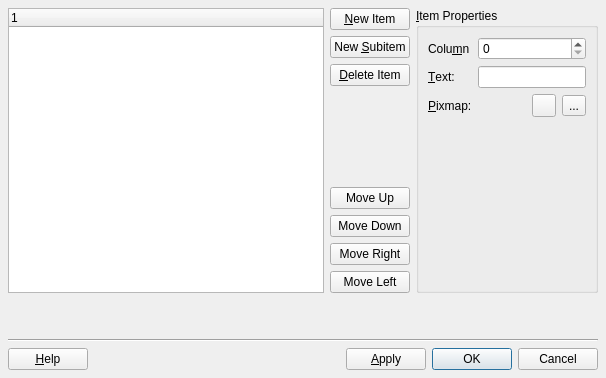
Fat-Zer/qt4-historical, file tools/designer/src/components/taskmenu/treewidgeteditor.ui: the form before one commit.
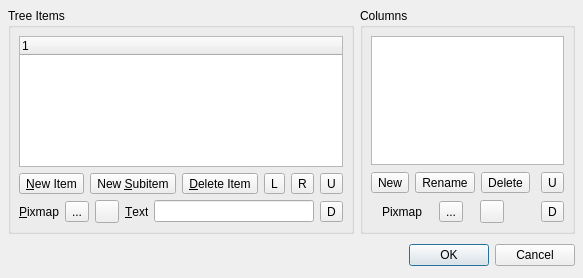
The form after the commit.

Patch:
```diff
--- a/tools/designer/src/components/taskmenu/treewidgeteditor.ui
+++ b/tools/designer/src/components/taskmenu/treewidgeteditor.ui
@@ -8,8 +8,8 @@
    <rect>
     <x>0</x>
     <y>0</y>
-    <width>606</width>
-    <height>378</height>
+    <width>583</width>
+    <height>278</height>
    </rect>
   </property>
   <property name="windowTitle" >
@@ -25,180 +25,373 @@
    <item row="0" column="1" >
     <widget class="QGroupBox" name="groupBox" >
      <property name="title" >
-      <string>&amp;Item Properties</string>
+      <string>Columns</string>
      </property>
      <layout class="QGridLayout" >
       <property name="margin" >
-       <number>9</number>
+       <number>8</number>
       </property>
       <property name="spacing" >
        <number>6</number>
       </property>
-      <item row="2" column="1" >
-       <widget class="QLabel" name="label_2_2" >
-        <property name="text" >
-         <string/>
-        </property>
-       </widget>
-      </item>
-      <item row="3" column="0" >
-       <spacer>
-        <property name="orientation" >
-         <enum>Qt::Vertical</enum>
-        </property>
-        <property name="sizeHint" >
-         <size>
-          <width>20</width>
-          <height>40</height>
-         </size>
-        </property>
-       </spacer>
-      </item>
-      <item row="2" column="2" >
-       <widget class="QToolButton" name="previewButton" >
-        <property name="text" >
-         <string/>
-        </property>
-       </widget>
-      </item>
-      <item row="0" column="0" >
-       <widget class="QLabel" name="label_3" >
-        <property name="text" >
-         <string>Colu&amp;mn</string>
-        </property>
-        <property name="buddy" >
-         <cstring>columnsSpinBox</cstring>
-        </property>
-       </widget>
-      </item>
-      <item row="1" column="0" >
-       <widget class="QLabel" name="label" >
-        <property name="text" >
-         <string>&amp;Text:</string>
-        </property>
-        <property name="buddy" >
-         <cstring>itemTextLineEdit</cstring>
-        </property>
-       </widget>
-      </item>
-      <item row="2" column="3" >
-       <widget class="QToolButton" name="browseButton" >
-        <property name="text" >
-         <string>...</string>
-        </property>
-       </widget>
-      </item>
       <item row="2" column="0" >
-       <widget class="QLabel" name="label_2" >
+       <layout class="QHBoxLayout" >
+        <property name="margin" >
+         <number>0</number>
+        </property>
+        <property name="spacing" >
+         <number>6</number>
+        </property>
+        <item>
+         <widget class="QLabel" name="pixmapColumnLabel" >
+          <property name="sizePolicy" >
+           <sizepolicy>
+            <hsizetype>0</hsizetype>
+            <vsizetype>5</vsizetype>
+            <horstretch>0</horstretch>
+            <verstretch>0</verstretch>
+           </sizepolicy>
+          </property>
+          <property name="text" >
+           <string>Pixmap</string>
+          </property>
+         </widget>
+        </item>
+        <item>
+         <widget class="QToolButton" name="previewPixmapColumnButton" >
+          <property name="toolTip" >
+           <string>Set Column Pixmap</string>
+          </property>
+          <property name="text" >
+           <string>...</string>
+          </property>
+         </widget>
+        </item>
+        <item>
+         <widget class="QToolButton" name="deletePixmapColumnButton" >
+          <property name="toolTip" >
+           <string>Reset Column Pixmap</string>
+          </property>
+          <property name="text" >
+           <string/>
+          </property>
+         </widget>
+        </item>
+        <item>
+         <spacer>
+          <property name="orientation" >
+           <enum>Qt::Horizontal</enum>
+          </property>
+          <property name="sizeType" >
+           <enum>QSizePolicy::Ignored</enum>
+          </property>
+          <property name="sizeHint" >
+           <size>
+            <width>20</width>
+            <height>10</height>
+           </size>
+          </property>
+         </spacer>
+        </item>
+       </layout>
+      </item>
+      <item row="1" column="0" >
+       <layout class="QHBoxLayout" >
+        <property name="margin" >
+         <number>0</number>
+        </property>
+        <property name="spacing" >
+         <number>6</number>
+        </property>
+        <item>
+         <widget class="QToolButton" name="newColumnButton" >
+          <property name="toolTip" >
+           <string>New Column</string>
+          </property>
+          <property name="text" >
+           <string>New</string>
+          </property>
+         </widget>
+        </item>
+        <item>
+         <widget class="QToolButton" name="renameColumnButton" >
+          <property name="toolTip" >
+           <string>Rename Column</string>
+          </property>
+          <property name="text" >
+           <string>Rename</string>
+          </property>
+         </widget>
+        </item>
+        <item>
+         <widget class="QToolButton" name="deleteColumnButton" >
+          <property name="toolTip" >
+           <string>Delete Column</string>
+          </property>
+          <property name="text" >
+           <string>Delete</string>
+          </property>
+         </widget>
+        </item>
+        <item>
+         <spacer>
+          <property name="orientation" >
+           <enum>Qt::Horizontal</enum>
+          </property>
+          <property name="sizeType" >
+           <enum>QSizePolicy::Ignored</enum>
+          </property>
+          <property name="sizeHint" >
+           <size>
+            <width>29</width>
+            <height>23</height>
+           </size>
+          </property>
+         </spacer>
+        </item>
+       </layout>
+      </item>
+      <item row="1" column="1" >
+       <widget class="QToolButton" name="moveColumnUpButton" >
+        <property name="toolTip" >
+         <string>Move Column Up</string>
+        </property>
         <property name="text" >
-         <string>&amp;Pixmap:</string>
+         <string>U</string>
         </property>
-        <property name="buddy" >
-         <cstring>browseButton</cstring>
+       </widget>
+      </item>
+      <item row="2" column="1" >
+       <widget class="QToolButton" name="moveColumnDownButton" >
+        <property name="toolTip" >
+         <string>Move Column Down</string>
         </property>
+        <property name="text" >
+         <string>D</string>
+        </property>
        </widget>
       </item>
-      <item row="0" column="1" colspan="3" >
-       <widget class="QSpinBox" name="columnsSpinBox" />
-      </item>
-      <item row="1" column="1" colspan="3" >
-       <widget class="QLineEdit" name="itemTextLineEdit" />
+      <item row="0" column="0" colspan="2" >
+       <widget class="QListWidget" name="listWidget" >
+        <property name="sizePolicy" >
+         <sizepolicy>
+          <hsizetype>13</hsizetype>
+          <vsizetype>7</vsizetype>
+          <horstretch>0</horstretch>
+          <verstretch>0</verstretch>
+         </sizepolicy>
+        </property>
+        <property name="focusPolicy" >
+         <enum>Qt::TabFocus</enum>
+        </property>
+        <property name="toolTip" >
+         <string>Tree Columns</string>
+        </property>
+       </widget>
       </item>
      </layout>
     </widget>
    </item>
    <item row="0" column="0" >
-    <layout class="QGridLayout" >
-     <property name="margin" >
-      <number>0</number>
+    <widget class="QGroupBox" name="itemsBox" >
+     <property name="title" >
+      <string>Tree Items</string>
      </property>
-     <property name="spacing" >
-      <number>6</number>
-     </property>
-     <item row="7" column="1" >
-      <widget class="QPushButton" name="moveItemLeftButton" >
-       <property name="text" >
-        <string>Move Left</string>
-       </property>
-      </widget>
-     </item>
-     <item row="5" column="1" >
-      <widget class="QPushButton" name="moveItemDownButton" >
-       <property name="text" >
-        <string>Move Down</string>
-       </property>
-      </widget>
-     </item>
-     <item row="2" column="1" >
-      <widget class="QPushButton" name="delteItemButton" >
-       <property name="text" >
-        <string>&amp;Delete Item</string>
-       </property>
-      </widget>
-     </item>
-     <item row="0" column="1" >
-      <widget class="QPushButton" name="newItemButton" >
-       <property name="text" >
-        <string>&amp;New Item</string>
-       </property>
-      </widget>
-     </item>
-     <item row="6" column="1" >
-      <widget class="QPushButton" name="moveItemRighttButton" >
-       <property name="text" >
-        <string>Move Right</string>
-       </property>
-      </widget>
-     </item>
-     <item row="4" column="1" >
-      <widget class="QPushButton" name="moveItemUpButton" >
-       <property name="text" >
-        <string>Move Up</string>
-       </property>
-      </widget>
-     </item>
-     <item row="3" column="1" >
-      <spacer>
-       <property name="orientation" >
-        <enum>Qt::Vertical</enum>
-       </property>
-       <property name="sizeHint" >
-        <size>
-         <width>20</width>
-         <height>40</height>
-        </size>
-       </property>
-      </spacer>
-     </item>
-     <item row="1" column="1" >
-      <widget class="QPushButton" name="newSubItemButton" >
-       <property name="text" >
-        <string>New &amp;Subitem</string>
-       </property>
-      </widget>
-     </item>
-     <item rowspan="8" row="0" column="0" >
-      <widget class="QTreeWidget" name="treeWidget" />
-     </item>
-    </layout>
+     <layout class="QGridLayout" >
+      <property name="margin" >
+       <number>8</number>
+      </property>
+      <property name="spacing" >
+       <number>6</number>
+      </property>
+      <item row="2" column="0" >
+       <layout class="QHBoxLayout" >
+        <property name="margin" >
+         <number>0</number>
+        </property>
+        <property name="spacing" >
+         <number>6</number>
+        </property>
+        <item>
+         <widget class="QLabel" name="pixmapLabel" >
+          <property name="sizePolicy" >
+           <sizepolicy>
+            <hsizetype>0</hsizetype>
+            <vsizetype>5</vsizetype>
+            <horstretch>0</horstretch>
+            <verstretch>0</verstretch>
+           </sizepolicy>
+          </property>
+          <property name="text" >
+           <string>&amp;Pixmap</string>
+          </property>
+          <property name="buddy" >
+           <cstring>previewPixmapItemButton</cstring>
+          </property>
+         </widget>
+        </item>
+        <item>
+         <widget class="QToolButton" name="previewPixmapItemButton" >
+          <property name="toolTip" >
+           <string>Set Item Pixmap</string>
+          </property>
+          <property name="text" >
+           <string>...</string>
+          </property>
+         </widget>
+        </item>
+        <item>
+         <widget class="QToolButton" name="deletePixmapItemButton" >
+          <property name="toolTip" >
+           <string>Reset Item Pixmap</string>
+          </property>
+          <property name="text" >
+           <string/>
+          </property>
+         </widget>
+        </item>
+        <item>
+         <widget class="QLabel" name="textLabel" >
+          <property name="sizePolicy" >
+           <sizepolicy>
+            <hsizetype>0</hsizetype>
+            <vsizetype>5</vsizetype>
+            <horstretch>0</horstretch>
+            <verstretch>0</verstretch>
+           </sizepolicy>
+          </property>
+          <property name="text" >
+           <string>&amp;Text</string>
+          </property>
+          <property name="buddy" >
+           <cstring>itemTextLineEdit</cstring>
+          </property>
+         </widget>
+        </item>
+        <item>
+         <widget class="QLineEdit" name="itemTextLineEdit" >
+          <property name="sizePolicy" >
+           <sizepolicy>
+            <hsizetype>13</hsizetype>
+            <vsizetype>4</vsizetype>
+            <horstretch>0</horstretch>
+            <verstretch>0</verstretch>
+           </sizepolicy>
+          </property>
+          <property name="toolTip" >
+           <string>Set Item Text</string>
+          </property>
+         </widget>
+        </item>
+       </layout>
+      </item>
+      <item row="1" column="0" >
+       <layout class="QHBoxLayout" >
+        <property name="margin" >
+         <number>0</number>
+        </property>
+        <property name="spacing" >
+         <number>6</number>
+        </property>
+        <item>
+         <widget class="QToolButton" name="newItemButton" >
+          <property name="toolTip" >
+           <string>New Item</string>
+          </property>
+          <property name="text" >
+           <string>&amp;New Item</string>
+          </property>
+         </widget>
+        </item>
+        <item>
+         <widget class="QToolButton" name="newSubItemButton" >
+          <property name="toolTip" >
+           <string>New Subitem</string>
+          </property>
+          <property name="text" >
+           <string>New &amp;Subitem</string>
+          </property>
+         </widget>
+        </item>
+        <item>
+         <widget class="QToolButton" name="deleteItemButton" >
+          <property name="toolTip" >
+           <string>Delete Item</string>
+          </property>
+          <property name="text" >
+           <string>&amp;Delete Item</string>
+          </property>
+         </widget>
+        </item>
+        <item>
+         <spacer>
+          <property name="orientation" >
+           <enum>Qt::Horizontal</enum>
+          </property>
+          <property name="sizeHint" >
+           <size>
+            <width>16</width>
+            <height>10</height>
+           </size>
+          </property>
+         </spacer>
+        </item>
+        <item>
+         <widget class="QToolButton" name="moveItemLeftButton" >
+          <property name="toolTip" >
+           <string>Move Item Left (before Parent Item)</string>
+          </property>
+          <property name="text" >
+           <string>L</string>
+          </property>
+         </widget>
+        </item>
+        <item>
+         <widget class="QToolButton" name="moveItemRightButton" >
+          <property name="toolTip" >
+           <string>Move Item Right (as a First Subitem of the Next Sibling Item)</string>
+          </property>
+          <property name="text" >
+           <string>R</string>
+          </property>
+         </widget>
+        </item>
+       </layout>
+      </item>
+      <item row="1" column="1" >
+       <widget class="QToolButton" name="moveItemUpButton" >
+        <property name="toolTip" >
+         <string>Move Item Up</string>
+        </property>
+        <property name="text" >
+         <string>U</string>
+        </property>
+       </widget>
+      </item>
+      <item row="2" column="1" >
+       <widget class="QToolButton" name="moveItemDownButton" >
+        <property name="toolTip" >
+         <string>Move Item Down</string>
+        </property>
+        <property name="text" >
+         <string>D</string>
+        </property>
+       </widget>
+      </item>
+      <item row="0" column="0" colspan="2" >
+       <widget class="QTreeWidget" name="treeWidget" >
+        <property name="focusPolicy" >
+         <enum>Qt::TabFocus</enum>
+        </property>
+        <property name="toolTip" >
+         <string>Tree Items</string>
+        </property>
+       </widget>
+      </item>
+     </layout>
+    </widget>
    </item>
    <item row="1" column="0" colspan="2" >
-    <spacer>
-     <property name="orientation" >
-      <enum>Qt::Vertical</enum>
-     </property>
-     <property name="sizeType" >
-      <enum>QSizePolicy::Minimum</enum>
-     </property>
-     <property name="sizeHint" >
-      <size>
-       <width>20</width>
-       <height>40</height>
-      </size>
-     </property>
-    </spacer>
-   </item>
-   <item row="3" column="0" colspan="2" >
     <layout class="QHBoxLayout" >
      <property name="margin" >
       <number>0</number>
@@ -206,13 +399,6 @@
      <property name="spacing" >
       <number>6</number>
      </property>
-     <item>
-      <widget class="QPushButton" name="helpButton" >
-       <property name="text" >
-        <string>&amp;Help</string>
-       </property>
-      </widget>
-     </item>
      <item>
       <spacer>
        <property name="orientation" >
@@ -220,19 +406,12 @@
        </property>
        <property name="sizeHint" >
         <size>
-         <width>40</width>
-         <height>20</height>
+         <width>431</width>
+         <height>30</height>
         </size>
        </property>
       </spacer>
      </item>
-     <item>
-      <widget class="QPushButton" name="applyButton" >
-       <property name="text" >
-        <string>&amp;Apply</string>
-       </property>
-      </widget>
-     </item>
      <item>
       <widget class="QPushButton" name="okButton" >
        <property name="text" >
@@ -252,16 +431,6 @@
      </item>
     </layout>
    </item>
-   <item row="2" column="0" colspan="2" >
-    <widget class="QFrame" name="horizontalLine" >
-     <property name="frameShape" >
-      <enum>QFrame::HLine</enum>
-     </property>
-     <property name="frameShadow" >
-      <enum>QFrame::Sunken</enum>
-     </property>
-    </widget>
-   </item>
   </layout>
  </widget>
  <pixmapfunction></pixmapfunction>
```
Left out of the diff: 89 changed lines with no effect on the pictures.
